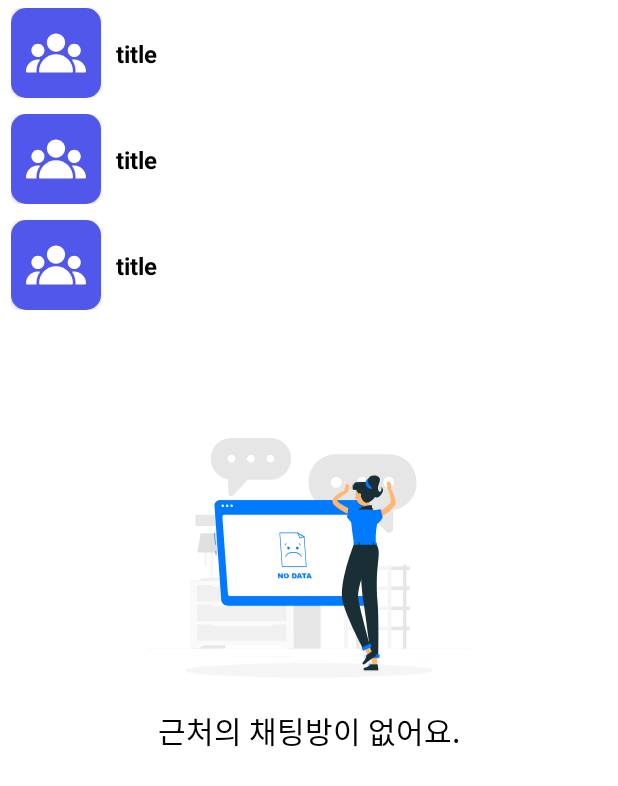
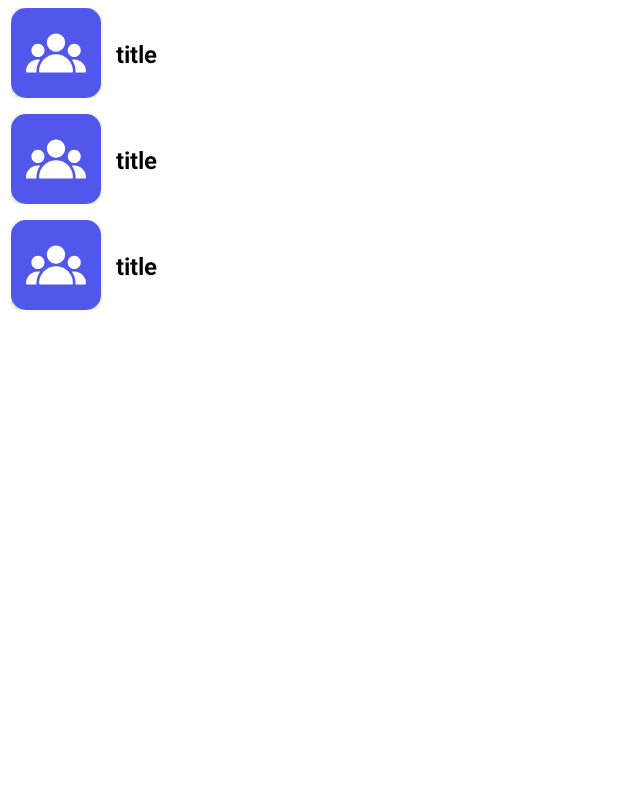
Before and after one commit to 2hyungjin/HotspoTalk, an Android app: the layout fragment_home_vp_item_coordinate.xml on its own in the app's theme, with its tools: preview values and no code run, on a phone screen of 412 x 824 dp. Shown: the top 786 px of the screen. Run offline under Robolectric (Android 15) with nearby library versions, the phone set to English and light mode, and no system bars; network calls fail.

Commit message:
[ADD] message

```diff
--- a/HotspoTalk/app/src/main/java/com/example/hotspotalk/data/network/NewMessageListener.kt
+++ b/HotspoTalk/app/src/main/java/com/example/hotspotalk/data/network/NewMessageListener.kt
@@ -13,7 +13,7 @@ class NewMessageListener : Emitter.Listener {
 
     override fun call(vararg args: Any?) {
         val message = args[0] as JSONObject
-
+        Log.d("message", message.toString())
         val messageResponse = MessageResponse(
             message.getString("type"),
             message.getString("content"),
--- a/HotspoTalk/app/src/main/res/layout/fragment_home_vp_item_coordinate.xml
+++ b/HotspoTalk/app/src/main/res/layout/fragment_home_vp_item_coordinate.xml
@@ -38,9 +38,11 @@
                     setVisible="@{!vm.roomVis}"
                     android:layout_width="214dp"
                     android:layout_height="200dp"
+                    android:visibility="invisible"
                     app:srcCompat="@drawable/ic_no_chatting_img" />
 
                 <TextView
+                    android:visibility="invisible"
                     android:id="@+id/textView2"
                     setVisible="@{!vm.roomVis}"
                     android:layout_width="match_parent"
@@ -67,12 +69,11 @@
                 tools:listitem="@layout/fragment_home_rv_item_chatting_room" />
 
 
-
             <androidx.constraintlayout.widget.ConstraintLayout
                 android:id="@+id/constraintLayout4"
                 android:layout_width="match_parent"
                 android:layout_height="1dp"
-                android:background="@color/white"
+                android:background="@color/main_color"
                 android:elevation="10dp"
                 app:layout_constraintBottom_toBottomOf="parent"
                 app:layout_constraintEnd_toEndOf="parent"
@@ -83,8 +84,8 @@
                     android:layout_width="wrap_content"
                     android:layout_height="wrap_content"
                     android:layout_margin="5dp"
+                    android:background="@drawable/ic_baseline_close_24"
                     android:backgroundTint="@color/white"
-                    android:background="@drawable/ic_baseline_close_24"
                     android:padding="5dp"
                     app:layout_constraintStart_toStartOf="parent"
                     app:layout_constraintTop_toTopOf="parent" />
--- a/HotspoTalk/app/src/main/res/layout/layout_rv_item_chat_mine.xml
+++ b/HotspoTalk/app/src/main/res/layout/layout_rv_item_chat_mine.xml
@@ -11,7 +11,7 @@
         android:layout_width="wrap_content"
         android:paddingRight="24dp"
         android:scaleX="-1"
-        android:background="@mipmap/bubble"
+        android:background="@drawable/background_my_chatting_bubble"
         android:layout_height="wrap_content"
         android:layout_marginTop="8dp"
         app:layout_constraintEnd_toEndOf="parent"
@@ -24,7 +24,7 @@
             android:layout_margin="10dp"
             android:layout_marginVertical="10dp"
             android:scaleX="-1"
-            android:textColor="@color/black"
+            android:textColor="@color/white"
             app:layout_constraintBottom_toBottomOf="parent"
             app:layout_constraintStart_toStartOf="parent"
             app:layout_constraintTop_toTopOf="parent"
--- a/HotspoTalk/app/src/main/res/layout/layout_rv_item_chat_yours.xml
+++ b/HotspoTalk/app/src/main/res/layout/layout_rv_item_chat_yours.xml
@@ -30,7 +30,7 @@
             android:id="@+id/linearLayout3"
             android:layout_width="wrap_content"
             android:layout_height="wrap_content"
-            android:background="@mipmap/bubble"
+            android:background="@drawable/background_your_chatting_bubble"
             app:layout_constraintStart_toEndOf="@+id/cardView4"
             app:layout_constraintTop_toTopOf="parent">
 
@@ -60,8 +60,8 @@
 
         <ImageView
             android:id="@+id/imageView4"
-            android:layout_width="wrap_content"
-            android:layout_height="wrap_content"
+            android:layout_width="40dp"
+            android:layout_height="40dp"
             app:srcCompat="@drawable/ic_profile_default" />
     </androidx.cardview.widget.CardView>
 
```
